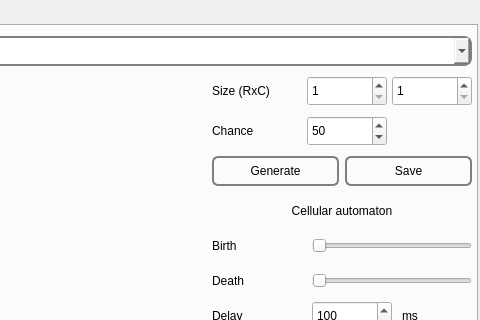
Qt form src/view/s21_view.ui (AlexeyGordiychenko/scp_maze) before a commit; both pictures show x 320 to 800 and y 0 to 320 of the 800 by 610 pixel window.
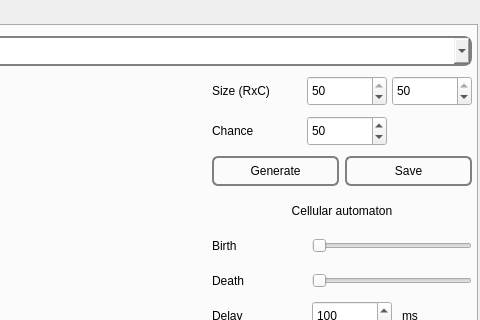
The same form after that commit. Icons and pictures are not drawn. Custom widgets are drawn as their Qt base class.

Commit message: Change cave's default size for generation from 1 to 50

What changed in the file:
```diff
--- a/src/view/s21_view.ui
+++ b/src/view/s21_view.ui
@@ -368,7 +368,7 @@
        <double>50.000000000000000</double>
       </property>
       <property name="value">
-       <double>1.000000000000000</double>
+       <double>50.000000000000000</double>
       </property>
      </widget>
      <widget class="QDoubleSpinBox" name="caveNumRows">
@@ -393,7 +393,7 @@
        <double>50.000000000000000</double>
       </property>
       <property name="value">
-       <double>1.000000000000000</double>
+       <double>50.000000000000000</double>
       </property>
      </widget>
      <widget class="s21::ValueSlider" name="caveBirthSlider">
```
